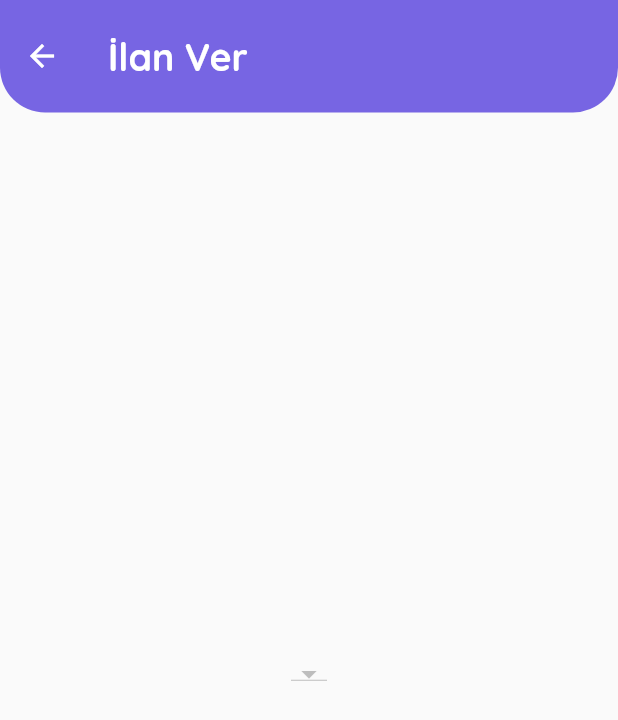
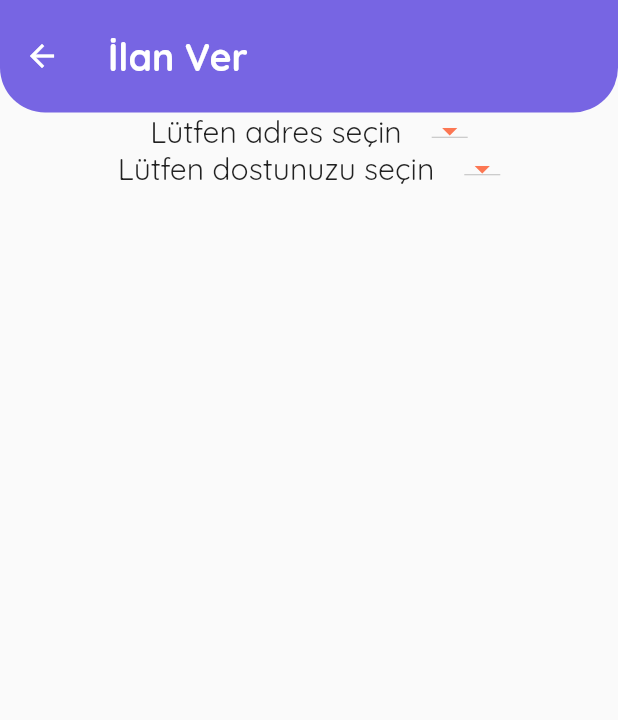
Before and after one commit to RedHotChiliPeppers35/pet_in_1, a Flutter app: the AddAdvertizePage screen opened directly, on a phone screen of 412 x 824 dp. Shown: the top 720 px of the screen. Run offline on Flutter 3.47's test engine with Material 2 defaults, Android fonts, the light colour scheme and no system bars; our stand-ins replace cloud_firestore, firebase_auth, firebase_core, firebase_storage, flutter_multi_formatter, image_picker and 1 more; missing offline and left inert: horizontal_center_date_picker, string_extensions; accounts and stored records are empty; network calls fail.

Commit message:
Changes to be committed: 	modified:   lib/Pages/Pet Owner/Advertize/add_advertize.dart

```diff
--- a/lib/Pages/Pet Owner/Advertize/add_advertize.dart
+++ b/lib/Pages/Pet Owner/Advertize/add_advertize.dart
@@ -1,6 +1,7 @@
 import 'package:cloud_firestore/cloud_firestore.dart';
 import 'package:firebase_auth/firebase_auth.dart';
 import 'package:flutter/material.dart';
+import 'package:flutter_application_1/main.dart';
 
 class AddAdvertizePage extends StatefulWidget {
   const AddAdvertizePage({super.key});
@@ -11,6 +12,7 @@ class AddAdvertizePage extends StatefulWidget {
 
 class _AddAdvertizePageState extends State<AddAdvertizePage> {
   String? selectedAdres;
+  String? selectedPet;
   @override
   Widget build(BuildContext context) {
     return Scaffold(
@@ -19,7 +21,17 @@ class _AddAdvertizePageState extends State<AddAdvertizePage> {
       ),
       body: SafeArea(
         child: Center(
-          child: StreamBuilder(
+          child: Column(
+            crossAxisAlignment: CrossAxisAlignment.center,
+            children: [
+              Row(
+                mainAxisAlignment: MainAxisAlignment.center,
+                children: [
+                  Text("Lütfen adres seçin"),
+                  SizedBox(
+                    width: 20,
+                  ),
+                  StreamBuilder(
                       stream: FirebaseFirestore.instance
                           .collection("users")
                           .doc(FirebaseAuth.instance.currentUser!.uid)
@@ -30,6 +42,8 @@ class _AddAdvertizePageState extends State<AddAdvertizePage> {
                           return const CircularProgressIndicator.adaptive();
                         } else {
                           return DropdownButton(
+                            iconEnabledColor: applicationPurple,
+                            iconDisabledColor: applicationOrange,
                             items: snapshot.data!.docs
                                 .map(
                                   (document) => DropdownMenuItem(
@@ -50,6 +64,51 @@ class _AddAdvertizePageState extends State<AddAdvertizePage> {
                           );
                         }
                       }),
+                ],
+              ),
+              Row(
+                mainAxisAlignment: MainAxisAlignment.center,
+                children: [
+                  Text("Lütfen dostunuzu seçin"),
+                  SizedBox(
+                    width: 20,
+                  ),
+                  StreamBuilder(
+                      stream: FirebaseFirestore.instance
+                          .collection("users")
+                          .doc(FirebaseAuth.instance.currentUser!.uid)
+                          .collection("User Pets")
+                          .snapshots(),
+                      builder: (BuildContext context, AsyncSnapshot<QuerySnapshot> snapshot) {
+                        if (!snapshot.hasData) {
+                          return const CircularProgressIndicator.adaptive();
+                        } else {
+                          return DropdownButton(
+                            iconEnabledColor: applicationPurple,
+                            iconDisabledColor: applicationOrange,
+                            items: snapshot.data!.docs
+                                .map(
+                                  (document) => DropdownMenuItem(
+                                    child: Text(
+                                      document["Pet Name"],
+                                    ),
+                                    value: document.id,
+                                  ),
+                                )
+                                .toList(),
+                            value: selectedPet,
+                            onChanged: (newValue) {
+                              setState(() {
+                                selectedPet = newValue;
+                              });
+                            },
+                          );
+                        }
+                      }),
+                ],
+              )
+            ],
+          ),
         ),
       ),
     );
```
Lines whose indentation alone changed are shown as unchanged.
